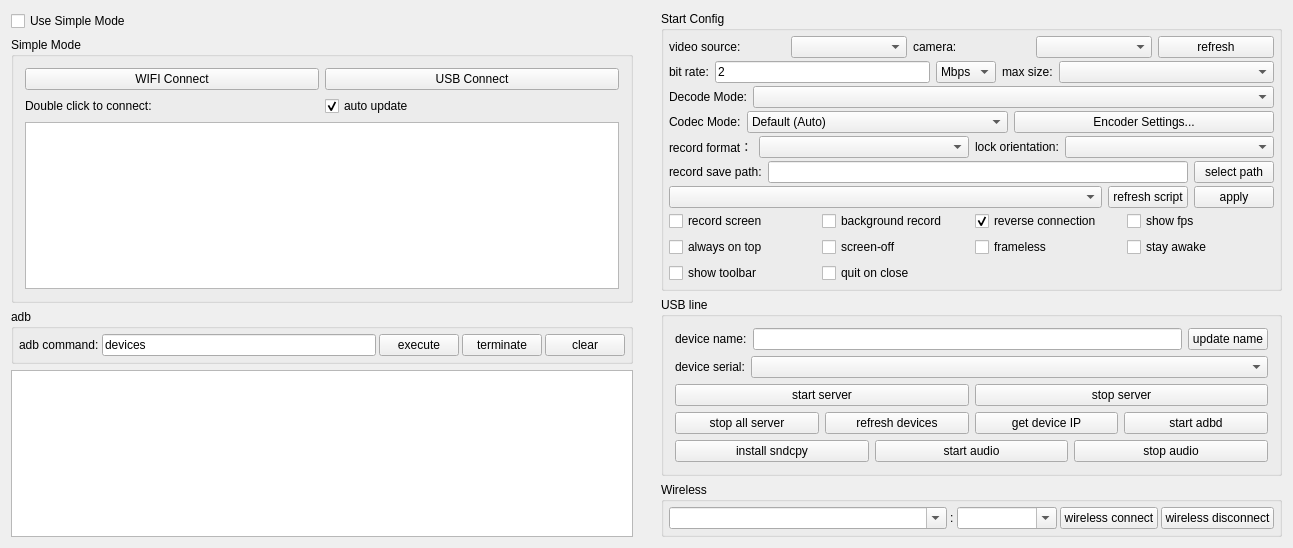
Above: QtScrcpy/ui/dialog.ui from barry-ran/QtScrcpy before the change. Below: the same form after it.
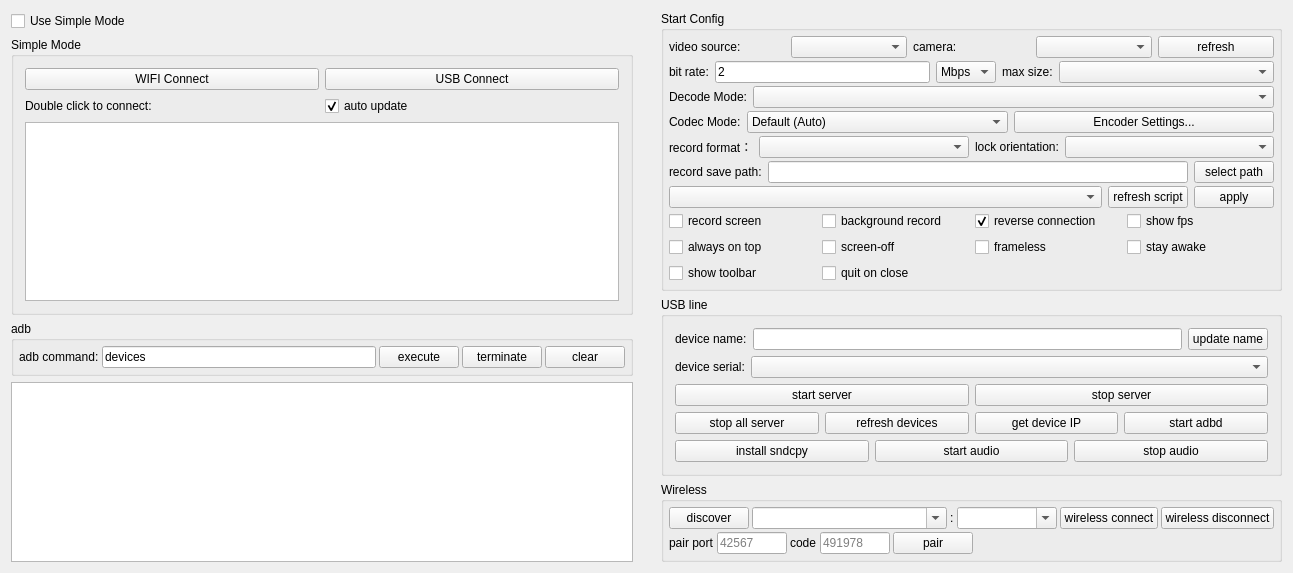
That is the form after the change.

Commit message: feat(wireless): support pairing and mDNS discovery for wireless debugging

What changed in the file:
```diff
--- a/QtScrcpy/ui/dialog.ui
+++ b/QtScrcpy/ui/dialog.ui
@@ -1256,22 +1256,52 @@
         <property name="title">
          <string>Wireless</string>
         </property>
+        <layout class="QVBoxLayout" name="wirelessLayout">
+         <property name="spacing">
+          <number>3</number>
+         </property>
+         <property name="leftMargin">
+          <number>5</number>
+         </property>
+         <property name="topMargin">
+          <number>5</number>
+         </property>
+         <property name="rightMargin">
+          <number>5</number>
+         </property>
+         <property name="bottomMargin">
+          <number>5</number>
+         </property>
+         <item>
         <layout class="QHBoxLayout" name="horizontalLayout">
          <property name="spacing">
           <number>3</number>
          </property>
          <property name="leftMargin">
-          <number>5</number>
+            <number>0</number>
          </property>
          <property name="topMargin">
-          <number>5</number>
+            <number>0</number>
          </property>
          <property name="rightMargin">
-          <number>5</number>
+            <number>0</number>
          </property>
          <property name="bottomMargin">
-          <number>5</number>
-         </property>
+            <number>0</number>
+           </property>
+           <item>
+            <widget class="QPushButton" name="discoverBtn">
+             <property name="toolTip">
+              <string>Scan the LAN for devices advertising adb wireless debugging (adb mdns services)</string>
+             </property>
+             <property name="text">
+              <string>discover</string>
+             </property>
+             <property name="autoDefault">
+              <bool>false</bool>
+             </property>
+            </widget>
+           </item>
          <item>
           <widget class="QComboBox" name="deviceIpEdt">
            <property name="sizePolicy">
@@ -1368,6 +1398,114 @@
           </widget>
          </item>
         </layout>
+         </item>
+         <item>
+          <layout class="QHBoxLayout" name="pairLayout">
+           <property name="spacing">
+            <number>3</number>
+           </property>
+           <property name="leftMargin">
+            <number>0</number>
+           </property>
+           <property name="topMargin">
+            <number>0</number>
+           </property>
+           <property name="rightMargin">
+            <number>0</number>
+           </property>
+           <property name="bottomMargin">
+            <number>0</number>
+           </property>
+           <item>
+            <widget class="QLabel" name="pairPortLabel">
+             <property name="toolTip">
+              <string>Port shown in the pairing dialog on the phone. It is NOT the connect port.</string>
+             </property>
+             <property name="text">
+              <string>pair port</string>
+             </property>
+            </widget>
+           </item>
+           <item>
+            <widget class="QLineEdit" name="pairPortEdt">
+             <property name="minimumSize">
+              <size>
+               <width>70</width>
+               <height>0</height>
+              </size>
+             </property>
+             <property name="maximumSize">
+              <size>
+               <width>70</width>
+               <height>16777215</height>
+              </size>
+             </property>
+             <property name="maxLength">
+              <number>5</number>
+             </property>
+             <property name="placeholderText">
+              <string>42567</string>
+             </property>
+            </widget>
+           </item>
+           <item>
+            <widget class="QLabel" name="pairCodeLabel">
+             <property name="text">
+              <string>code</string>
+             </property>
+            </widget>
+           </item>
+           <item>
+            <widget class="QLineEdit" name="pairCodeEdt">
+             <property name="minimumSize">
+              <size>
+               <width>70</width>
+               <height>0</height>
+              </size>
+             </property>
+             <property name="maximumSize">
+              <size>
+               <width>70</width>
+               <height>16777215</height>
+              </size>
+             </property>
+             <property name="maxLength">
+              <number>6</number>
+             </property>
+             <property name="placeholderText">
+              <string>491978</string>
+             </property>
+            </widget>
+           </item>
+           <item>
+            <widget class="QPushButton" name="pairBtn">
+             <property name="toolTip">
+              <string>Run adb pair with the code above, then connect automatically</string>
+             </property>
+             <property name="text">
+              <string>pair</string>
+             </property>
+             <property name="autoDefault">
+              <bool>false</bool>
+             </property>
+            </widget>
+           </item>
+           <item>
+            <spacer name="pairSpacer">
+             <property name="orientation">
+              <enum>Qt::Horizontal</enum>
+             </property>
+             <property name="sizeHint" stdset="0">
+              <size>
+               <width>40</width>
+               <height>20</height>
+              </size>
+             </property>
+            </spacer>
+           </item>
+          </layout>
+         </item>
+        </layout>
        </widget>
       </item>
       <item>
```
Left out of the diff: 4 changed lines with no effect on the pictures. Lines whose indentation alone changed are shown as unchanged. The commit also changes 6 other files.
